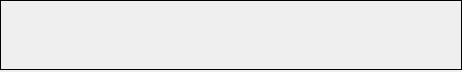
First picture: the form in zone_range.ui, repository jordan045/tdc-botonera, before the edit.
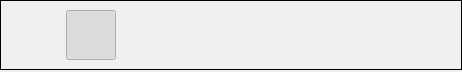
Second picture: the form after the edit. Icons and pictures are not drawn.

Commit message: Comportamiento correcto GUI

Diff of the .ui file:
```diff
--- a/zone_range.ui
+++ b/zone_range.ui
@@ -145,9 +145,15 @@
       <property name="checkable">
        <bool>true</bool>
       </property>
+      <property name="checked">
+       <bool>true</bool>
+      </property>
       <property name="autoExclusive">
        <bool>true</bool>
       </property>
+      <property name="default">
+       <bool>false</bool>
+      </property>
       <property name="flat">
        <bool>true</bool>
       </property>
```
Left out of the diff: 3 changed lines with no effect on the pictures. The commit also changes 5 other files.
